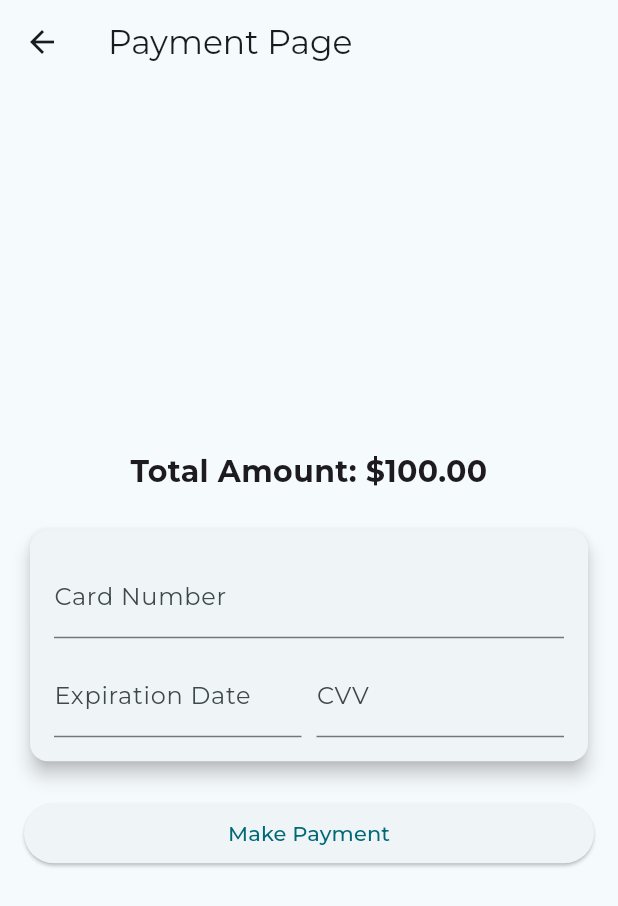
After one commit to Ankush-Paul-02/Woolly-Wonders-SIH-23, a Flutter app: the PaymentScreen screen opened directly, on a phone screen of 412 x 824 dp. The commit adds this screen. Shown: the top 906 px of the screen. Run offline on Flutter 3.47's test engine with Material 3 defaults, Android fonts, the phone set to English and light mode, and no system bars; our stand-ins replace cloud_firestore, firebase_auth, firebase_core, firebase_storage, flutter_riverpod, fpdart and 8 more; accounts and stored records are empty.

Commit message:
third commit

```diff
--- a/lib/src/features/auth/controllers/auth_controller.dart
+++ b/lib/src/features/auth/controllers/auth_controller.dart
@@ -97,4 +97,6 @@ class AuthController extends StateNotifier<bool> {
   Stream<UserModel> getUserData(String uid) {
     return _authRepository.getUserData(uid);
   }
+
+
 }
--- a/lib/src/features/auth/repository/auth_repository.dart
+++ b/lib/src/features/auth/repository/auth_repository.dart
@@ -62,6 +62,7 @@ class AuthRepository {
             userCredential.user!.photoURL ?? AppConstants.avatarDefault,
         uid: userCredential.user!.uid,
         isVerified: false,
+        isRegistered: false,
       );
 
       _firestore
--- /dev/null
+++ b/lib/src/features/home/payment/payment_screen.dart
@@ -0,0 +1,82 @@
+import 'package:flutter/material.dart';
+import 'package:flutter_riverpod/flutter_riverpod.dart';
+import 'package:sih23/src/features/auth/controllers/auth_controller.dart';
+
+class PaymentScreen extends ConsumerStatefulWidget {
+
+  const PaymentScreen({
+    super.key,
+
+  });
+
+  @override
+  ConsumerState<ConsumerStatefulWidget> createState() => _PaymentScreenState();
+}
+
+class _PaymentScreenState extends ConsumerState<PaymentScreen> {
+  @override
+  Widget build(BuildContext context) {
+    final authState = ref.watch(authStateChangeProvider);
+    final isLoading = ref.watch(authControllerProvider);
+    return Scaffold(
+      appBar: AppBar(
+        title: const Text('Payment Page'),
+      ),
+      body: Padding(
+        padding: const EdgeInsets.all(16.0),
+        child: Column(
+          mainAxisAlignment: MainAxisAlignment.center,
+          crossAxisAlignment: CrossAxisAlignment.stretch,
+          children: [
+            const Text(
+              'Total Amount: \$100.00',
+              style: TextStyle(fontSize: 20, fontWeight: FontWeight.bold),
+              textAlign: TextAlign.center,
+            ),
+            const SizedBox(height: 20),
+            Card(
+              elevation: 5,
+              child: Padding(
+                padding: const EdgeInsets.all(16.0),
+                child: Column(
+                  children: [
+                    TextFormField(
+                      decoration:
+                          const InputDecoration(labelText: 'Card Number'),
+                      keyboardType: TextInputType.number,
+                    ),
+                    const SizedBox(height: 10),
+                    Row(
+                      children: [
+                        Expanded(
+                          child: TextFormField(
+                            decoration: const InputDecoration(
+                                labelText: 'Expiration Date'),
+                          ),
+                        ),
+                        const SizedBox(width: 10),
+                        Expanded(
+                          child: TextFormField(
+                            decoration: const InputDecoration(labelText: 'CVV'),
+                            keyboardType: TextInputType.number,
+                          ),
+                        ),
+                      ],
+                    ),
+                  ],
+                ),
+              ),
+            ),
+            const SizedBox(height: 20),
+            ElevatedButton(
+              onPressed: () {
+                // Implement payment logic
+              },
+              child: const Text('Make Payment'),
+            ),
+          ],
+        ),
+      ),
+    );
+  }
+}
--- a/lib/src/features/home/user/controller/user_profile_controller.dart
+++ b/lib/src/features/home/user/controller/user_profile_controller.dart
@@ -60,4 +60,9 @@ class UserProfileController extends StateNotifier<bool> {
       print(e.toString());
     }
   }
+
+  Future<void> register(String uid) async {
+    await _userProfileRepository.register(uid);
+    print('register');
+  }
 }
--- a/lib/src/routes/app_routes.dart
+++ b/lib/src/routes/app_routes.dart
@@ -7,4 +7,5 @@ class AppRoute {
   static const testRoute = '/test';
   static const profileRoute = '/profile';
   static const editProfileRoute = '/editProfile';
+  static const paymentRoute = '/payment';
 }
```
Also changed, not shown: lib/src/features/home/user/repository/user_profile_repository.dart (+12 -0 lines), lib/src/model/user_model.dart (+38 -0 lines), 1 other file.
